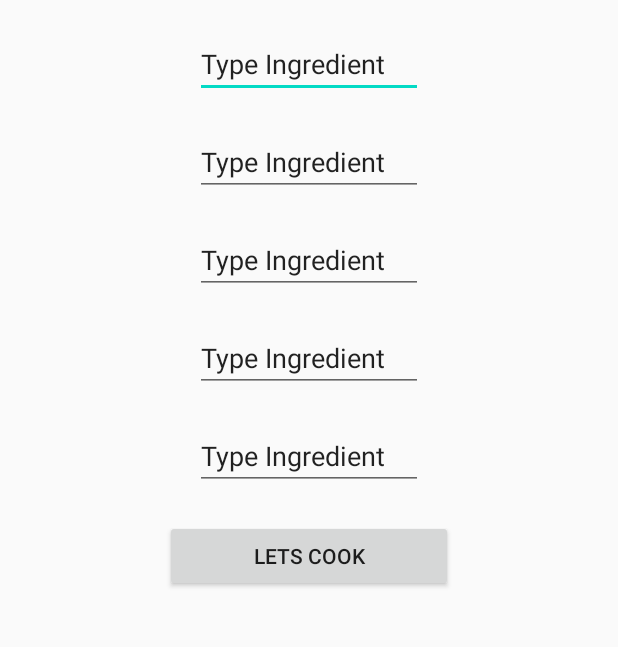
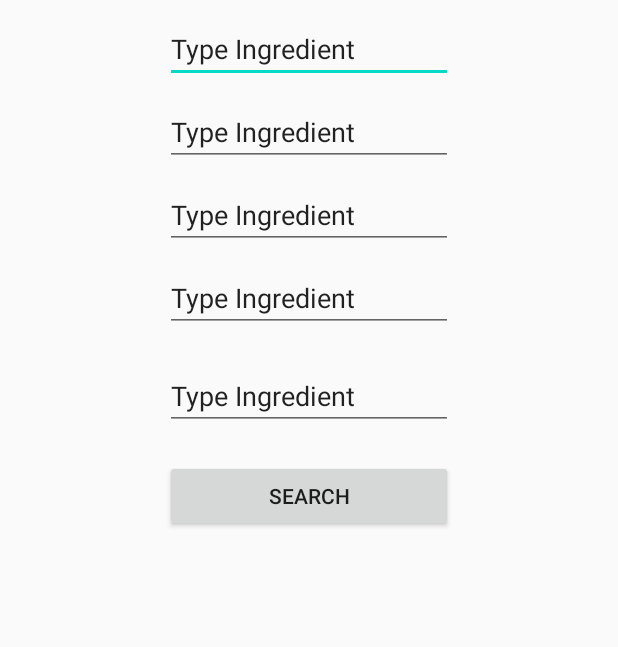
Before and after one commit to MaximKlameth/RecipeFinder, an Android app: the layout recipe_search.xml on its own in the app's theme, with its tools: preview values and no code run, on a phone screen of 412 x 824 dp, the part 276-923 px from its top. Run offline under Robolectric (Android 15) with nearby library versions, the phone set to English and light mode, and no system bars.

Commit message:
Erste funktion des Buttons hinzugefügt. LetsCook Button funktioniert und Search Button erstellt.

```diff
--- a/app/src/main/AndroidManifest.xml
+++ b/app/src/main/AndroidManifest.xml
@@ -9,6 +9,8 @@
         android:roundIcon="@mipmap/ic_launcher_round"
         android:supportsRtl="true"
         android:theme="@style/AppTheme">
+        <activity android:name=".ResultListActivity"></activity>
+        <activity android:name=".RecipeSearchActivity" />
         <activity android:name=".MainActivity">
             <intent-filter>
                 <action android:name="android.intent.action.MAIN" />
--- a/app/src/main/res/layout/recipe_search.xml
+++ b/app/src/main/res/layout/recipe_search.xml
@@ -4,7 +4,7 @@
     android:layout_width="fill_parent"
     android:layout_height="fill_parent"
     android:layout_marginTop="130dp"
-    android:layout_marginBottom="150dp"
+    android:layout_marginBottom="130dp"
     android:layout_marginLeft="50dp"
     android:layout_marginRight="50dp"
     android:orientation="vertical">
@@ -23,36 +23,36 @@
         android:id="@+id/EditText_SearchField1"
         android:layout_width="fill_parent"
         android:layout_height="wrap_content"
-        android:layout_marginTop="20dp"
-        android:layout_marginLeft="80dp"
-        android:layout_marginRight="80dp"
+        android:layout_marginTop="10dp"
+        android:layout_marginLeft="60dp"
+        android:layout_marginRight="60dp"
         android:text="@string/EditText_SearchField1"/>
 
     <EditText
         android:id="@+id/EditText_SearchField2"
         android:layout_width="fill_parent"
         android:layout_height="wrap_content"
-        android:layout_marginTop="20dp"
-        android:layout_marginLeft="80dp"
-        android:layout_marginRight="80dp"
+        android:layout_marginTop="10dp"
+        android:layout_marginLeft="60dp"
+        android:layout_marginRight="60dp"
         android:text="@string/EditText_SearchField2"/>
 
     <EditText
         android:id="@+id/EditText_SearchField3"
         android:layout_width="fill_parent"
         android:layout_height="wrap_content"
-        android:layout_marginTop="20dp"
-        android:layout_marginLeft="80dp"
-        android:layout_marginRight="80dp"
+        android:layout_marginTop="10dp"
+        android:layout_marginLeft="60dp"
+        android:layout_marginRight="60dp"
         android:text="@string/EditText_SearchField3"/>
 
     <EditText
         android:id="@+id/EditText_SearchField4"
         android:layout_width="fill_parent"
         android:layout_height="wrap_content"
-        android:layout_marginTop="20dp"
-        android:layout_marginLeft="80dp"
-        android:layout_marginRight="80dp"
+        android:layout_marginTop="10dp"
+        android:layout_marginLeft="60dp"
+        android:layout_marginRight="60dp"
         android:text="@string/EditText_SearchField4"/>
 
 
@@ -61,20 +61,20 @@
         android:layout_width="fill_parent"
         android:layout_height="wrap_content"
         android:layout_marginTop="20dp"
-        android:layout_marginLeft="80dp"
-        android:layout_marginRight="80dp"
+        android:layout_marginLeft="60dp"
+        android:layout_marginRight="60dp"
         android:text="@string/EditText_SearchField5"/>
 
     <Button
-        android:id="@+id/Button_LetsCook"
+        android:id="@+id/Button_Search"
         android:layout_width="match_parent"
         android:layout_height="wrap_content"
         android:layout_marginTop="20dp"
         android:layout_marginLeft="60dp"
         android:layout_marginRight="60dp"
-        android:text="@string/Button_LetsCook"/>
-        <!--android:onClick="Search" -->
-
+        android:text="@string/Button_Search"
+        android:gravity="center"
+        />
 
 
 </LinearLayout>
--- a/app/src/main/res/values/strings.xml
+++ b/app/src/main/res/values/strings.xml
@@ -3,6 +3,7 @@
     <string name="Text_WelcomeRecipeFinder">RecipeFinder</string>
     <string name="Image_LogoRecipeFinder">LogoRecipeFinder</string>
     <string name="Button_LetsCook">Lets Cook</string>
+    <string name="Button_Search">Search</string>
     <string name="EditText_SearchField1">Type Ingredient</string>
     <string name="EditText_SearchField2">Type Ingredient</string>
     <string name="EditText_SearchField3">Type Ingredient</string>
```
Also changed, not shown: app/src/main/java/net/lehre_online/android/recipefinder1/MainActivity.java (+35 -1 lines), app/src/main/java/net/lehre_online/android/recipefinder1/RecipeSearchActivity.java (added, +48 -0 lines), app/src/main/java/net/lehre_online/android/recipefinder1/ResultListActivity.java (added, +14 -0 lines), app/src/main/res/layout/activity_main.xml (+5 -4 lines).
